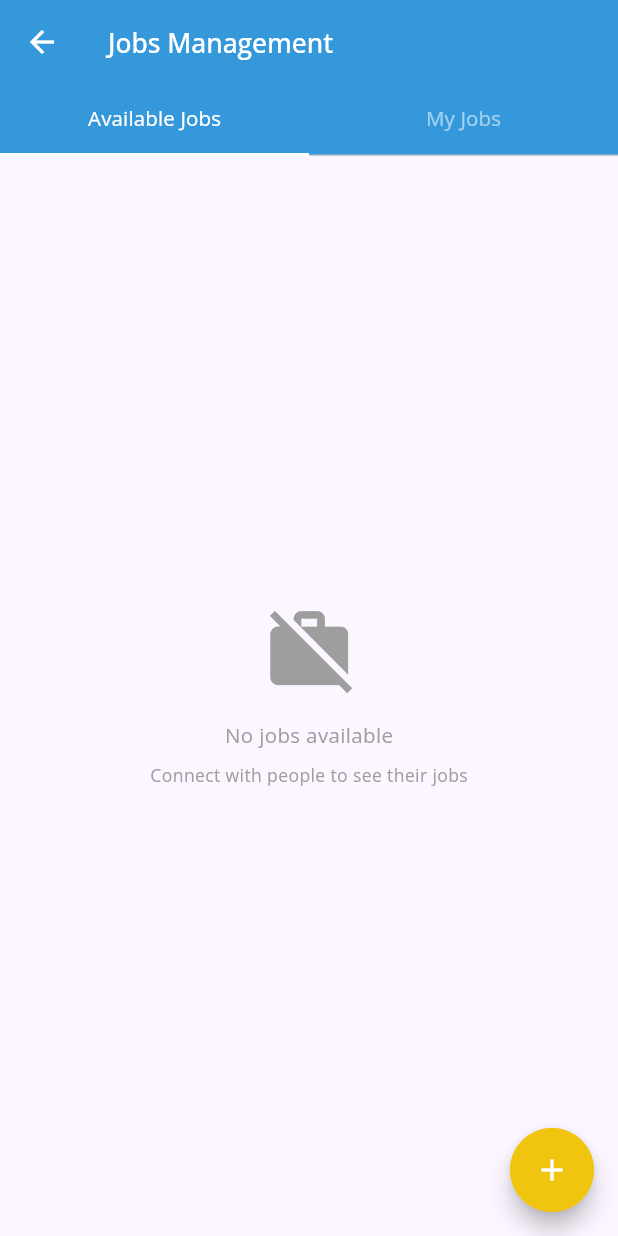
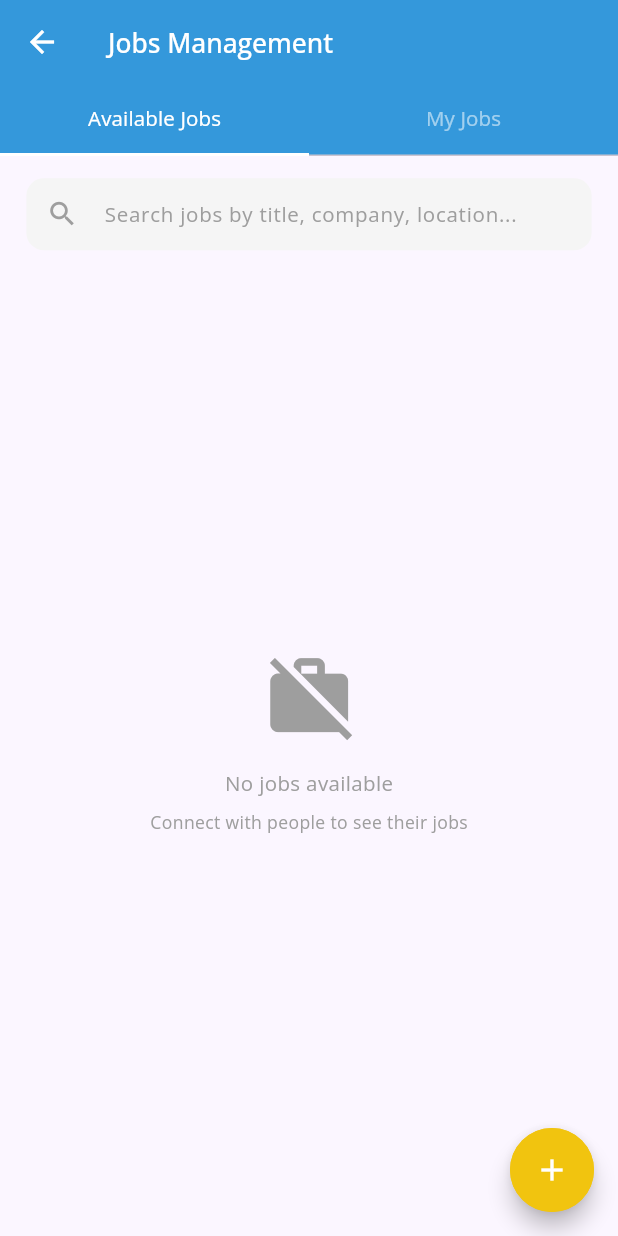
Before and after one commit to umeriplex/virtual-career-flutter, a Flutter app: the JobsListView screen opened directly, on a phone screen of 412 x 824 dp. Run offline on Flutter 3.47's test engine with Material 3 defaults, Android fonts, the phone set to English and light mode, and no system bars; our stand-ins replace awesome_dialog, bot_toast, cached_network_image, cloud_firestore, confetti, dio and 22 more; missing offline and left inert: android_path_provider, flutter_cached_pdfview, flutter_pdfview, read_pdf_text; accounts and stored records are empty; network calls fail.

Commit message:
final fixes

```diff
--- a/lib/core/constant/app_constants.dart
+++ b/lib/core/constant/app_constants.dart
@@ -1,4 +1,4 @@
 class AppConstants {
-  static const geminiKey = "AIzaSyCoblapGq0Fi726kppTzsgBU-XNtsZbP5I";
+  static const geminiKey = "AIzaSyCz0SGfiVhN8Yu0fX_JdKNxVMZ0SPgEJ4s";
   static const String placeHolderImage = 'https://firstbenefits.org/wp-content/uploads/2017/10/placeholder-1024x1024.png';
 }
--- a/lib/core/utils/toast_helper.dart
+++ b/lib/core/utils/toast_helper.dart
@@ -1,7 +1,6 @@
 import 'package:bot_toast/bot_toast.dart';
 import 'package:flutter/material.dart';
 import 'package:flutter_screenutil/flutter_screenutil.dart';
-
 import '../theme/app_text_styles.dart';
 
 showErrorMessage (String text){
--- a/lib/features/chat_bot/controller/chatbot_controller.dart
+++ b/lib/features/chat_bot/controller/chatbot_controller.dart
@@ -72,7 +72,7 @@ Make sure the entire response is contextual to the user's profile and country. D
 
 
       final model = GenerativeModel(
-        model: 'gemini-2.0-flash',
+        model: 'gemini-2.5-flash-lite',
         apiKey: AppConstants.geminiKey,
       );
 
@@ -289,7 +289,7 @@ Important Requirements:
 ''';
 
       final model = GenerativeModel(
-        model: 'gemini-2.0-flash',
+        model: 'gemini-2.5-flash-lite',
         apiKey: AppConstants.geminiKey,
       );
 
--- a/lib/features/jobs/view/job_application_form_view.dart
+++ b/lib/features/jobs/view/job_application_form_view.dart
@@ -109,6 +109,8 @@ class _JobApplicationFormViewState extends State<JobApplicationFormView> {
             CustomTextField(
               controller: _coverLetterController,
               maxLines: 5,
+              keyboardType: TextInputType.multiline,
+              textInputAction: TextInputAction.newline,
               hintText: 'Write your cover letter...',
             ),
             16.verticalSpace,
--- a/lib/features/jobs/view/job_applications_list_view.dart
+++ b/lib/features/jobs/view/job_applications_list_view.dart
@@ -80,7 +80,7 @@ class _JobApplicationsListViewState extends State<JobApplicationsListView> {
                       mainAxisAlignment: MainAxisAlignment.spaceBetween,
                       children: [
                         Text(
-                          'Applicant ID: ${application.applicantId.substring(0, 8)}...',
+                          'New Application',
                           style: AppTextStyles.bodyOpenSans.copyWith(fontWeight: FontWeight.bold),
                         ),
                         Container(
--- a/lib/features/jobs/view/jobs_view.dart
+++ b/lib/features/jobs/view/jobs_view.dart
@@ -73,7 +73,49 @@ class _JobsListViewState extends State<JobsListView> with SingleTickerProviderSt
   }
 
   Widget _buildConnectionsJobs(Responsive responsive) {
-    return Obx(() {
+    return Column(
+      children: [
+        // Search Field
+        Padding(
+          padding: responsive.responsivePadding(16, 12, 16, 0),
+          child: Obx(() => TextField(
+            controller: _controller.searchController,
+            onChanged: _controller.onSearchChanged,
+            decoration: InputDecoration(
+              hintText: 'Search jobs by title, company, location...',
+              hintStyle: AppTextStyles.bodyOpenSans.copyWith(
+                color: Colors.grey,
+                fontSize: 14.sp,
+              ),
+              prefixIcon: Icon(Icons.search, color: Colors.grey, size: 22.sp),
+              suffixIcon: _controller.searchQuery.value.isNotEmpty
+                  ? IconButton(
+                      icon: Icon(Icons.clear, color: Colors.grey, size: 20.sp),
+                      onPressed: _controller.clearSearch,
+                    )
+                  : null,
+              filled: true,
+              fillColor: Colors.grey.shade100,
+              contentPadding: EdgeInsets.symmetric(horizontal: 16.w, vertical: 12.h),
+              border: OutlineInputBorder(
+                borderRadius: BorderRadius.circular(12.r),
+                borderSide: BorderSide.none,
+              ),
+              enabledBorder: OutlineInputBorder(
+                borderRadius: BorderRadius.circular(12.r),
+                borderSide: BorderSide.none,
+              ),
+              focusedBorder: OutlineInputBorder(
+                borderRadius: BorderRadius.circular(12.r),
+                borderSide: BorderSide(color: AppColor.buttonColor, width: 1.5),
+              ),
+            ),
+            style: AppTextStyles.bodyOpenSans.copyWith(fontSize: 14.sp),
+          )),
+        ),
+        // Jobs List
+        Expanded(
+          child: Obx(() {
             if (_controller.isLoading.value && _controller.connectionsJobs.isEmpty) {
               return const Center(child: CircularProgressIndicator());
             }
@@ -102,18 +144,59 @@ class _JobsListViewState extends State<JobsListView> with SingleTickerProviderSt
               );
             }
 
+            // Show filtered results
+            final jobs = _controller.filteredJobs;
+
+            if (_controller.isSearching.value && jobs.isEmpty) {
+              return Center(
+                child: Column(
+                  mainAxisAlignment: MainAxisAlignment.center,
+                  children: [
+                    Icon(Icons.search_off, size: 64.sp, color: Colors.grey),
+                    16.verticalSpace,
+                    Text(
+                      'No jobs found',
+                      style: AppTextStyles.bodyOpenSans.copyWith(color: Colors.grey),
+                    ),
+                    8.verticalSpace,
+                    Text(
+                      'Try a different search term',
+                      style: AppTextStyles.bodyOpenSans.copyWith(
+                        color: Colors.grey,
+                        fontSize: 12.sp,
+                      ),
+                    ),
+                    16.verticalSpace,
+                    TextButton(
+                      onPressed: _controller.clearSearch,
+                      child: Text(
+                        'Clear Search',
+                        style: AppTextStyles.bodyOpenSans.copyWith(
+                          color: AppColor.buttonColor,
+                          fontSize: 14.sp,
+                        ),
+                      ),
+                    ),
+                  ],
+                ),
+              );
+            }
+
             return RefreshIndicator(
               onRefresh: () async => await _controller.fetchConnectionsJobs(),
               child: ListView.builder(
-          padding: responsive.responsivePadding(16, 16, 16, 16),
-          itemCount: _controller.connectionsJobs.length,
+                padding: responsive.responsivePadding(16, 12, 16, 16),
+                itemCount: jobs.length,
                 itemBuilder: (context, index) {
-            final job = _controller.connectionsJobs[index];
+                  final job = jobs[index];
                   return _buildJobCard(job, responsive, isMyJob: false);
                 },
               ),
             );
-    });
+          }),
+        ),
+      ],
+    );
   }
 
   Widget _buildMyJobs(Responsive responsive) {
--- a/lib/features/mock_interview/view/interview.dart
+++ b/lib/features/mock_interview/view/interview.dart
@@ -53,7 +53,7 @@ class _InterviewScreenState extends State<InterviewScreen> {
   void _initializeGemini() {
     const apiKey = AppConstants.geminiKey; // Replace with your actual API key
     _model = GenerativeModel(
-      model: 'gemini-2.0-flash',
+      model: 'gemini-2.5-flash-lite',
       apiKey: apiKey,
     );
     _chat = _model.startChat();
--- a/lib/features/resume_builder/view/resume_builder.dart
+++ b/lib/features/resume_builder/view/resume_builder.dart
@@ -405,7 +405,7 @@ class _ResumeBuilderViewState extends State<ResumeBuilderView> {
 
       // Initialize the Gemini model
       final model = GenerativeModel(
-        model: 'gemini-2.0-flash',
+        model: 'gemini-2.5-flash-lite',
         apiKey: AppConstants.geminiKey,
       );
 
@@ -1729,7 +1729,7 @@ class _ResumeParserScreenState extends State<ResumeParserScreen> {
 
       // Initialize the Gemini model
       final model = GenerativeModel(
-        model: 'gemini-2.0-flash',
+        model: 'gemini-2.5-flash-lite',
         apiKey: _apiKeyController.text,
       );
 
```
Also changed, not shown: lib/features/events/model/event_registration_model.dart (+53 -0 lines), lib/features/events/repository/event_repo.dart (+26 -3 lines), lib/features/events/view/event_registrations_list_view.dart (+8 -1 lines), lib/features/home/view/home_view.dart (+17 -7 lines), lib/features/jobs/controller/job_controller.dart (+57 -0 lines), assets/images/friends.png (added), lib/generated/assets.dart. Lines whose indentation alone changed are shown as unchanged.
